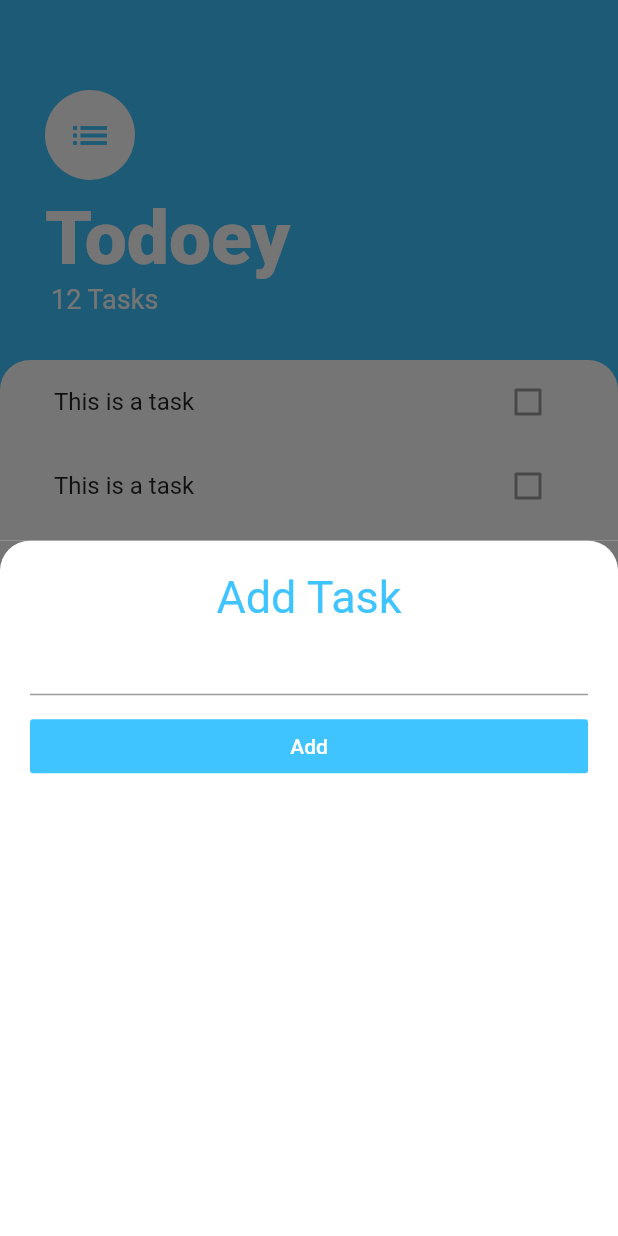
After one commit to PatrickChow0803/Todoey, a Flutter app: the screen it shows after launch, after a tap on the "add" icon, on a phone screen of 412 x 824 dp. The commit adds this screen. Run offline on Flutter 3.47's test engine with Material 2 defaults, Android fonts, the phone set to English and light mode, and no system bars.

Commit message:
Added add_task_screen

```diff
--- /dev/null
+++ b/todoey_flutter/lib/screens/add_task_screen.dart
@@ -0,0 +1,49 @@
+import 'package:flutter/material.dart';
+
+class AddTaskScreen extends StatelessWidget {
+  @override
+  Widget build(BuildContext context) {
+    // Place a container within another container in order to get the shadow rounded effects on the top left/right
+    return Container(
+      color: Color(0xff757575),
+      child: Container(
+        padding: EdgeInsets.all(20.0),
+        decoration: BoxDecoration(
+          color: Colors.white,
+          borderRadius: BorderRadius.only(
+            topLeft: Radius.circular(20.0),
+            topRight: Radius.circular(20.0),
+          ),
+        ),
+        child: Column(
+          crossAxisAlignment: CrossAxisAlignment.stretch,
+          children: <Widget>[
+            Text(
+              'Add Task',
+              textAlign: TextAlign.center,
+              style: TextStyle(
+                fontSize: 30.0,
+                color: Colors.lightBlueAccent,
+              ),
+            ),
+            TextField(
+              autocorrect: true,
+              textAlign: TextAlign.center,
+            ),
+            SizedBox(
+              height: 10.0,
+            ),
+            FlatButton(
+              child: Text(
+                'Add',
+                style: TextStyle(color: Colors.white),
+              ),
+              color: Colors.lightBlueAccent,
+              onPressed: () {},
+            ),
+          ],
+        ),
+      ),
+    );
+  }
+}
--- a/todoey_flutter/lib/screens/tasks_screen.dart
+++ b/todoey_flutter/lib/screens/tasks_screen.dart
@@ -1,4 +1,5 @@
 import 'package:flutter/material.dart';
+import 'package:todoey_flutter/screens/add_task_screen.dart';
 import 'package:todoey_flutter/widgets/tasks_list.dart';
 
 class TasksScreen extends StatelessWidget {
@@ -7,6 +8,12 @@ class TasksScreen extends StatelessWidget {
     return Scaffold(
       backgroundColor: Colors.lightBlueAccent,
       floatingActionButton: FloatingActionButton(
+        onPressed: () {
+          showModalBottomSheet(
+              // The builder wants a widget and context, therefore supply these two things.
+              context: context,
+              builder: (context) => AddTaskScreen());
+        },
         backgroundColor: Colors.lightBlueAccent,
         child: Icon(Icons.add),
       ),
```
